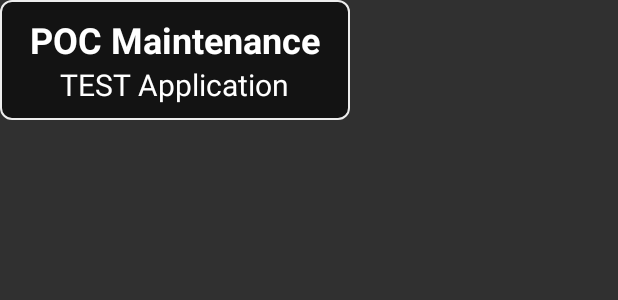
After one commit to NicoVHVives/AR_POC, an Android app built with Jetpack Compose: the layout card_view.xml on its own in the app's theme, with its tools: preview values and no code run, on a phone screen of 412 x 824 dp. The commit adds this screen. Shown: the top 300 px of the screen. Run offline under Robolectric (Android 15) with nearby library versions, the light colour scheme and no system bars.

Commit message:
Iteration 1 POC

```diff
--- /dev/null
+++ b/app/src/main/res/drawable/bg_black_transparent_rounded.xml
@@ -0,0 +1,6 @@
+<shape xmlns:android="http://schemas.android.com/apk/res/android"
+    android:shape="rectangle">
+    <stroke android:width="1dp" android:color="#EDEDED" />
+    <solid android:color="#99000000" />
+    <corners android:radius="7dp" />
+</shape>
--- /dev/null
+++ b/app/src/main/res/layout/card_view.xml
@@ -0,0 +1,33 @@
+<?xml version="1.0" encoding="utf-8"?>
+<LinearLayout xmlns:android="http://schemas.android.com/apk/res/android"
+    xmlns:tools="http://schemas.android.com/tools"
+    android:orientation="vertical"
+    android:layout_width="wrap_content"
+    android:layout_height="wrap_content"
+    android:paddingStart="20dp"
+    android:paddingEnd="20dp"
+    android:paddingTop="10dp"
+    android:paddingBottom="10dp"
+    android:background="@drawable/bg_black_transparent_rounded"
+    android:gravity="center_horizontal">
+
+
+    <TextView
+        android:id="@+id/node_title"
+        android:layout_width="wrap_content"
+        android:layout_height="wrap_content"
+        android:text="@string/app_name"
+        android:textColor="@android:color/white"
+        android:textSize="24sp"
+        android:textStyle="bold"
+        tools:text="@string/app_name" />
+
+    <TextView
+        android:id="@+id/node_dist"
+        android:layout_width="wrap_content"
+        android:layout_height="wrap_content"
+        android:textColor="@android:color/white"
+        android:textSize="20sp"
+        tools:text="TEST Application" />
+
+</LinearLayout>
--- a/app/src/main/res/values/strings.xml
+++ b/app/src/main/res/values/strings.xml
@@ -1,5 +1,5 @@
 <resources>
-    <string name="app_name">My Application</string>
+    <string name="app_name">POC Maintenance</string>
     <string name="nav_mainscreen">Main screen</string>
     <string name="app_bar_back_button">Go Back</string>
 </resources>
```
Also changed, not shown: app/src/main/java/be/jedisoft/myapplication/ARMainFragment.kt (+32 -59 lines), app/src/main/java/be/jedisoft/myapplication/MaintenanceApp.kt (deleted, +0 -52 lines), app/src/main/java/be/jedisoft/myapplication/ui/mainscreen/MainScreen.kt (deleted, +0 -72 lines), app/src/main/java/be/jedisoft/myapplication/ui/navigation/MaintenanceAppScreens.kt (deleted, +0 -8 lines), app/src/main/java/be/jedisoft/myapplication/ui/navigation/Navigation.kt (deleted, +0 -26 lines).
